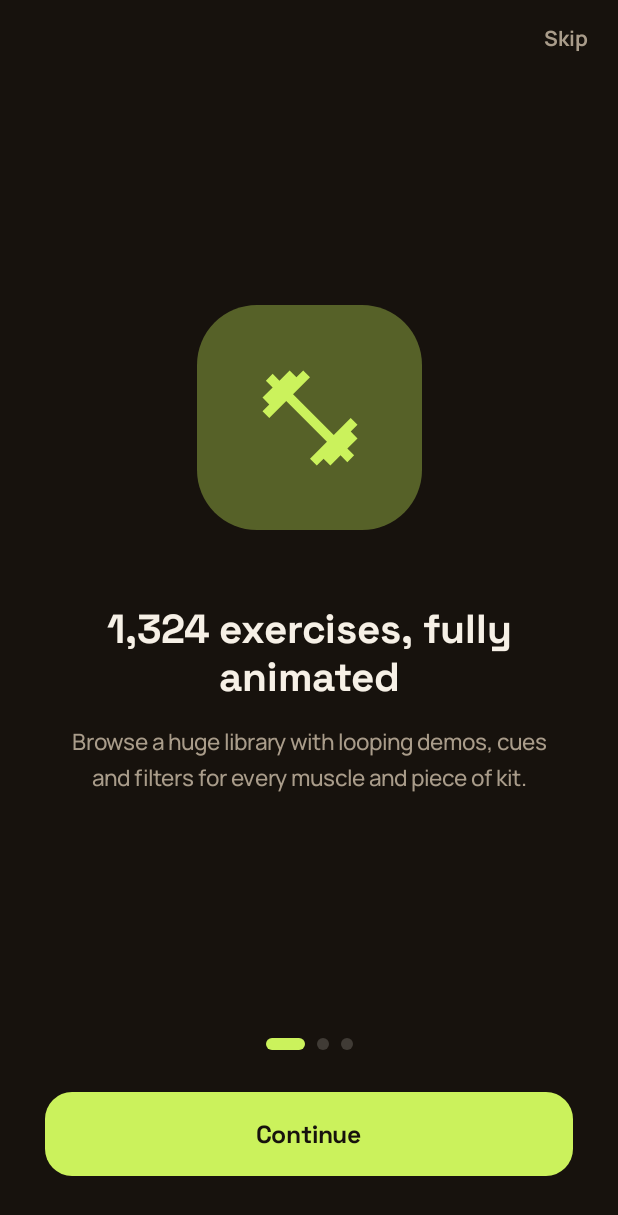
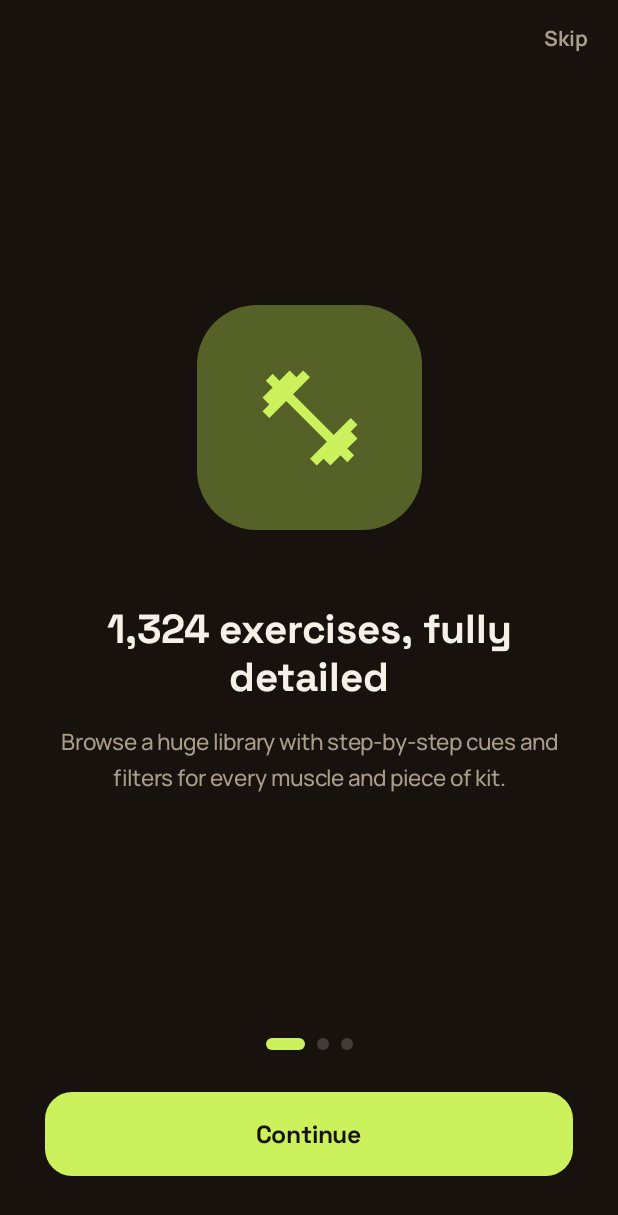
Before and after one commit to sherifrahim/GetFitPro, an Android app built with Jetpack Compose: the screen it shows after launch (MainActivity), on a phone screen of 412 x 824 dp. Shown: the top 1215 px of the screen. Run offline under Robolectric (Android 15) with nearby library versions, the phone set to English and light mode, and no system bars; our stand-ins replace Room's generated code; libraries missing offline, so code that uses them is left out: coil.decode; network calls fail; 1 statement that could not run was skipped.

Commit message:
fix(a11y/ui): design-review fixes
- Contrast: lift TextFaint #6E6353 -> #8F8371 (~3.2:1 -> ~5:1) so micro-labels
  (tab labels, BEST, day letters, units) pass WCAG AA
- Touch targets: exercises quick-add and session weight/reps steppers now
  have >=44dp hit areas (visual size unchanged)
- Detail: bottom action bar uses a top hairline instead of a full 4-side border
- Copy: onboarding no longer claims "fully animated / looping demos" until a
  GIF host is wired (MEDIA_BASE)

Co-Authored-By: Claude Opus 4.8 (1M context) <noreply@anthropic.com>

```diff
--- a/app/src/main/java/com/getfit/core/theme/Tokens.kt
+++ b/app/src/main/java/com/getfit/core/theme/Tokens.kt
@@ -23,7 +23,10 @@ object GfColor {
     // Text
     val Text = Color(0xFFF6F0E6)
     val TextDim = Color(0xFFA99C8A)
-    val TextFaint = Color(0xFF6E6353)
+
+    // Prototype used #6E6353 for micro-labels, but that's ~3.2:1 on the dark bg (fails WCAG AA).
+    // Lifted to #8F8371 (~5:1) so small labels (tab labels, "BEST", day letters, units) are legible.
+    val TextFaint = Color(0xFF8F8371)
     val TextCue = Color(0xFFC9BDAB)
 
     // Accent lime + gradient
--- a/app/src/main/java/com/getfit/data/db/Curated.kt
+++ b/app/src/main/java/com/getfit/data/db/Curated.kt
@@ -138,8 +138,9 @@ object Curated {
     /** Onboarding slides (proto OB, L724-728). */
     data class OnboardSlide(val icon: String, val iconArgb: Long, val glowArgb: Long, val title: String, val body: String)
     val ONBOARD = listOf(
-        OnboardSlide("exercise", 0xFFCBF25C, 0x59CBF25C, "1,324 exercises, fully animated",
-            "Browse a huge library with looping demos, cues and filters for every muscle and piece of kit."),
+        // Copy avoids promising animated demos until MEDIA_BASE is wired to a GIF host.
+        OnboardSlide("exercise", 0xFFCBF25C, 0x59CBF25C, "1,324 exercises, fully detailed",
+            "Browse a huge library with step-by-step cues and filters for every muscle and piece of kit."),
         OnboardSlide("monitoring", 0xFFF3B24A, 0x4CF3B24A, "Log every set, chase every PR",
             "Track weight and reps as you train. GetFit spots personal records the moment you hit them."),
         OnboardSlide("flag", 0xFF86D6B4, 0x4C86D6B4, "Set targets, watch them close",
--- a/app/src/main/java/com/getfit/ui/detail/DetailScreen.kt
+++ b/app/src/main/java/com/getfit/ui/detail/DetailScreen.kt
@@ -158,9 +158,10 @@ fun DetailScreen(vm: AppViewModel, id: String) {
             }
         }
 
-        // bottom actions
+        // bottom actions (top hairline only)
+        Box(Modifier.fillMaxWidth().height(1.dp).background(GfColor.Hairline06))
         Row(
-            Modifier.fillMaxWidth().background(GfColor.Background).border(1.dp, GfColor.Hairline06).padding(horizontal = 20.dp, vertical = 14.dp).navigationBarsPadding(),
+            Modifier.fillMaxWidth().background(GfColor.Background).padding(horizontal = 20.dp, vertical = 14.dp).navigationBarsPadding(),
             horizontalArrangement = Arrangement.spacedBy(10.dp),
         ) {
             val addI = remember { MutableInteractionSource() }
```
Also changed, not shown: app/src/main/java/com/getfit/ui/exercises/ExercisesScreen.kt (+7 -3 lines), app/src/main/java/com/getfit/ui/session/SessionScreen.kt (+14 -2 lines).
